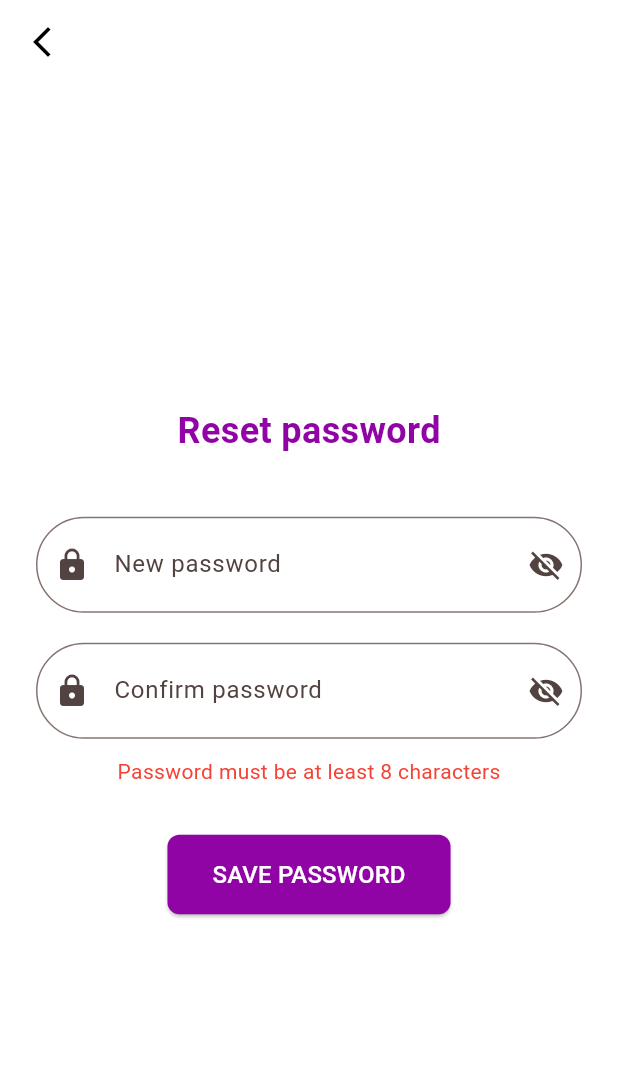
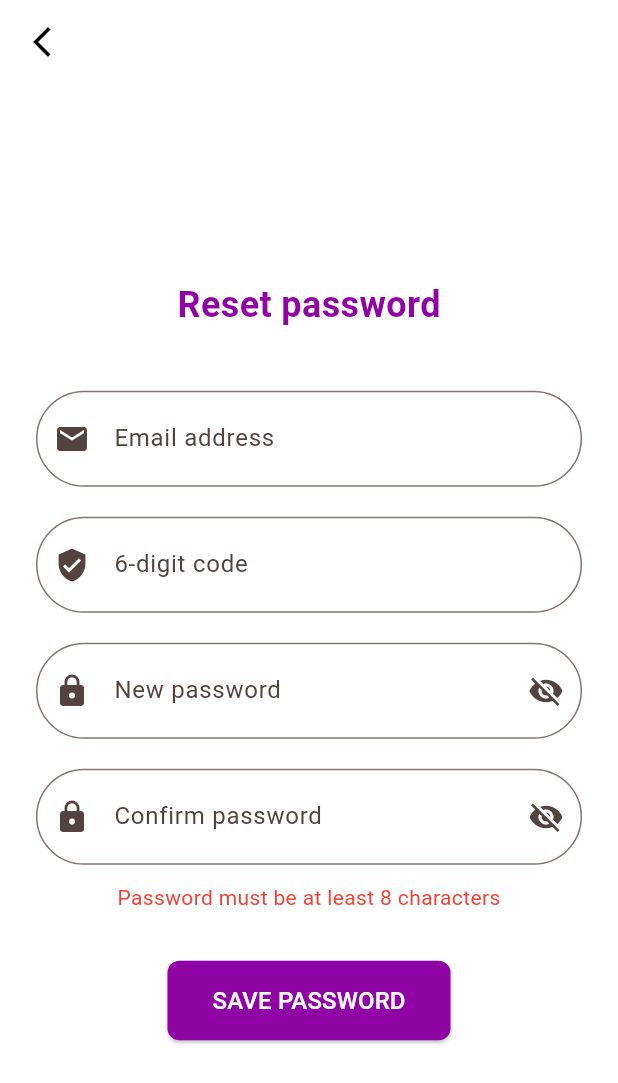
Before and after one commit to Junaid-Iqbal952/CampusConnect, a Flutter app: the ResetPasswordScreen screen opened directly, after a tap on "SAVE PASSWORD", on a phone screen of 412 x 824 dp. Shown: the top 1083 px of the screen. Run offline on Flutter 3.47's test engine with Material 3 defaults, Android fonts, the phone set to English and light mode, and no system bars; our stand-ins replace shared_preferences; accounts and stored records are empty.

Commit message:
Add forgot password OTP flow and CORS for CampusConnect

```diff
--- a/frontend/lib/change_OR_reset_pw.dart
+++ b/frontend/lib/change_OR_reset_pw.dart
@@ -1,18 +1,30 @@
+import 'dart:convert';
 import 'package:flutter/material.dart';
+import 'package:http/http.dart' as http;
 import 'styles.dart';
-// One screen used in 2 places: forgot password and change password.
-// For Change Password (from the hamburger menu), pass isChangePassword: true.
+
+// Use http://10.0.2.2:8000 for Android Emulator, or http://127.0.0.1:8000 for Windows/Web/iOS Simulator
+const String _kBaseUrl = 'http://127.0.0.1:8000';
 
 class ResetPasswordScreen extends StatefulWidget {
   final bool isChangePassword;
+  final String? email;
+  final String? code;
 
-  const ResetPasswordScreen({super.key, this.isChangePassword = false});
+  const ResetPasswordScreen({
+    super.key,
+    this.isChangePassword = false,
+    this.email,
+    this.code,
+  });
 
   @override
   State<ResetPasswordScreen> createState() => _ResetPasswordScreenState();
 }
 
 class _ResetPasswordScreenState extends State<ResetPasswordScreen> {
+  late final TextEditingController _emailController;
+  late final TextEditingController _codeController;
   final _currentController = TextEditingController();
   final _newController = TextEditingController();
   final _confirmController = TextEditingController();
@@ -20,17 +32,27 @@ class _ResetPasswordScreenState extends State<ResetPasswordScreen> {
   bool _hideCurrent = true;
   bool _hideNew = true;
   bool _hideConfirm = true;
+  bool _isLoading = false;
   String? _error;
 
   @override
+  void initState() {
+    super.initState();
+    _emailController = TextEditingController(text: widget.email ?? '');
+    _codeController = TextEditingController(text: widget.code ?? '');
+  }
+
+  @override
   void dispose() {
+    _emailController.dispose();
+    _codeController.dispose();
     _currentController.dispose();
     _newController.dispose();
     _confirmController.dispose();
     super.dispose();
   }
 
-  void _save() {
+  Future<void> _save() async {
     final newPass = _newController.text;
     final confirmPass = _confirmController.text;
 
@@ -46,10 +68,72 @@ class _ResetPasswordScreenState extends State<ResetPasswordScreen> {
       return;
     }
 
-    setState(() => _error = null);
+    if (!widget.isChangePassword) {
+      if (_emailController.text.trim().isEmpty) {
+        setState(() => _error = 'Please enter your email address');
+        return;
+      }
+      if (_codeController.text.trim().isEmpty) {
+        setState(() => _error = 'Please enter the 6-digit verification code');
+        return;
+      }
+    }
 
-    // TODO: call the backend here to save the new password.
-    // If isChangePassword is true, send _currentController.text too.
+    setState(() {
+      _error = null;
+      _isLoading = true;
+    });
+
+    try {
+      http.Response response;
+
+      if (widget.isChangePassword) {
+        // Adjust path/body if your change-password endpoint uses a different route
+        final uri = Uri.parse('$_kBaseUrl/auth/change-password');
+        response = await http.post(
+          uri,
+          headers: {'Content-Type': 'application/json'},
+          body: jsonEncode({
+            'current_password': _currentController.text,
+            'new_password': newPass,
+          }),
+        );
+      } else {
+        final uri = Uri.parse('$_kBaseUrl/auth/reset-password').replace(
+          queryParameters: {
+            'email': _emailController.text.trim(),
+            'code': _codeController.text.trim(),
+            'new_password': newPass,
+          },
+        );
+        response = await http.post(uri, headers: {'accept': 'application/json'});
+      }
+
+      if (!mounted) return;
+
+      if (response.statusCode >= 200 && response.statusCode < 300) {
+        ScaffoldMessenger.of(context).showSnackBar(
+          const SnackBar(content: Text('Password updated successfully')),
+        );
+        Navigator.pop(context, true);
+      } else {
+        String message = 'Failed to update password (${response.statusCode})';
+        try {
+          final decoded = jsonDecode(response.body);
+          if (decoded is Map && decoded['detail'] != null) {
+            message = decoded['detail'].toString();
+          }
+        } catch (_) {}
+        setState(() => _error = message);
+      }
+    } catch (e) {
+      if (!mounted) return;
+      setState(() => _error = 'Could not reach server. Check if backend is running.');
+    } finally {
+      if (mounted) {
+        setState(() => _isLoading = false);
+      }
+    }
   }
 
   Widget _passwordField({
@@ -80,8 +164,35 @@ class _ResetPasswordScreenState extends State<ResetPasswordScreen> {
     );
   }
 
+  Widget _infoField({
+    required String label,
+    required TextEditingController controller,
+    required IconData icon,
+    TextInputType keyboardType = TextInputType.text,
+  }) {
+    return TextField(
+      controller: controller,
+      keyboardType: keyboardType,
+      decoration: InputDecoration(
+        hintText: label,
+        prefixIcon: Icon(icon),
+        contentPadding: const EdgeInsets.symmetric(vertical: 20),
+        border: OutlineInputBorder(
+          borderRadius: BorderRadius.circular(40),
+        ),
+        focusedBorder: OutlineInputBorder(
+          borderRadius: BorderRadius.circular(40),
+          borderSide: const BorderSide(color: AppStyles.primaryColor, width: 2),
+        ),
+      ),
+    );
+  }
+
   @override
   Widget build(BuildContext context) {
+    final showResetFields =
+        !widget.isChangePassword && (widget.email == null || widget.code == null);
+
     return Scaffold(
       backgroundColor: AppStyles.backgroundColor,
       appBar: AppBar(
@@ -116,6 +227,21 @@ class _ResetPasswordScreenState extends State<ResetPasswordScreen> {
                         setState(() => _hideCurrent = !_hideCurrent),
                   ),
                   const SizedBox(height: 20),
+                ] else if (showResetFields) ...[
+                  _infoField(
+                    label: 'Email address',
+                    controller: _emailController,
+                    icon: Icons.email,
+                    keyboardType: TextInputType.emailAddress,
+                  ),
+                  const SizedBox(height: 20),
+                  _infoField(
+                    label: '6-digit code',
+                    controller: _codeController,
+                    icon: Icons.verified_user,
+                    keyboardType: TextInputType.number,
+                  ),
+                  const SizedBox(height: 20),
                 ],
                 _passwordField(
                   label: 'New password',
@@ -136,16 +262,23 @@ class _ResetPasswordScreenState extends State<ResetPasswordScreen> {
                   Text(
                     _error!,
                     style: const TextStyle(color: Colors.red),
+                    textAlign: TextAlign.center,
                   ),
                 ],
                 const SizedBox(height: 32),
                 ElevatedButton(
-                  onPressed: _save,
+                  onPressed: _isLoading ? null : _save,
                   style: AppStyles.primaryButtonStyle,
-                  child: const Text(
-                    'SAVE PASSWORD',
-                    style: TextStyle(fontSize: 16),
-                  ),
+                  child: _isLoading
+                      ? const SizedBox(
+                          height: 20,
+                          width: 20,
+                          child: CircularProgressIndicator(strokeWidth: 2),
+                        )
+                      : const Text(
+                          'SAVE PASSWORD',
+                          style: TextStyle(fontSize: 16),
+                        ),
                 ),
               ],
             ),
--- a/frontend/pubspec.yaml
+++ b/frontend/pubspec.yaml
@@ -35,6 +35,7 @@ dependencies:
   # Use with the CupertinoIcons class for iOS style icons.
   cupertino_icons: ^1.0.8
   shared_preferences: ^2.5.6
+  http: ^1.6.0
 
 dev_dependencies:
   flutter_test:
```
Also changed, not shown: frontend/lib/forgot_password_screen.dart (added, +274 -0 lines), frontend/lib/login_screen.dart (+19 -2 lines), frontend/pubspec.lock, 1 other file.
